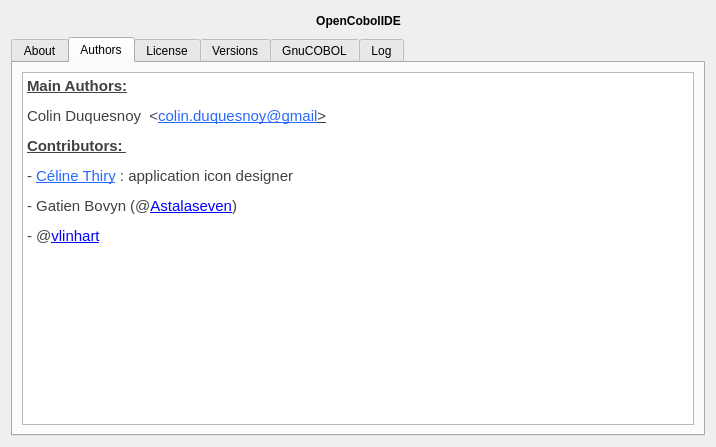
Before: the Qt Designer form forms/dlg_about.ui in OpenCobolIDE/OpenCobolIDE, drawn with Qt 5.
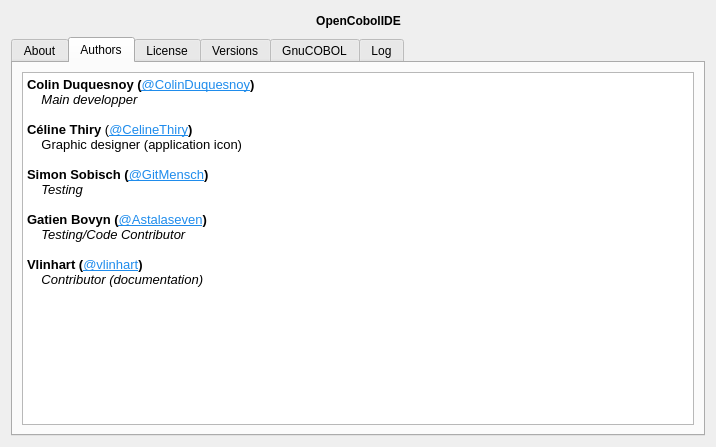
After: the same form once the commit is applied. The open tabs and pages were chosen to show the change. Icons and pictures are not drawn.

Commit message:
Improve About->Authors tab
and add @GitMensch to the list for all the efforst he put into testing OCIDE.

```diff
--- a/forms/dlg_about.ui
+++ b/forms/dlg_about.ui
@@ -127,12 +127,21 @@
 &lt;html&gt;&lt;head&gt;&lt;meta name=&quot;qrichtext&quot; content=&quot;1&quot; /&gt;&lt;style type=&quot;text/css&quot;&gt;
 p, li { white-space: pre-wrap; }
 &lt;/style&gt;&lt;/head&gt;&lt;body style=&quot; font-family:'Noto Sans'; font-size:10pt; font-weight:400; font-style:normal;&quot;&gt;
-&lt;p style=&quot; margin-top:0px; margin-bottom:0px; margin-left:0px; margin-right:0px; -qt-block-indent:0; text-indent:0px;&quot;&gt;&lt;span style=&quot; font-family:'Ubuntu'; font-size:11pt; font-weight:600; text-decoration: underline; color:#414141;&quot;&gt;Main Authors:&lt;/span&gt;&lt;/p&gt;
-&lt;p style=&quot; margin-top:12px; margin-bottom:12px; margin-left:0px; margin-right:0px; -qt-block-indent:0; text-indent:0px;&quot;&gt;&lt;span style=&quot; font-family:'Ubuntu'; font-size:11pt; color:#414141;&quot;&gt;Colin Duquesnoy  &amp;lt;&lt;/span&gt;&lt;a href=&quot;mailto:colin.duquesnoy@gmail&quot;&gt;&lt;span style=&quot; font-family:'Ubuntu'; font-size:11pt; text-decoration: underline; color:#2768ff;&quot;&gt;colin.duquesnoy@gmail&lt;/span&gt;&lt;/a&gt;&lt;a href=&quot;mailto:colin.duquesnoy@gmail&quot;&gt;&lt;span style=&quot; font-family:'Ubuntu'; font-size:11pt; text-decoration: underline; color:#414141;&quot;&gt;&amp;gt;&lt;/span&gt;&lt;/a&gt;&lt;/p&gt;
-&lt;p style=&quot; margin-top:12px; margin-bottom:12px; margin-left:0px; margin-right:0px; -qt-block-indent:0; text-indent:0px;&quot;&gt;&lt;span style=&quot; font-family:'Ubuntu'; font-size:11pt; font-weight:600; text-decoration: underline; color:#414141;&quot;&gt;Contributors: &lt;/span&gt;&lt;/p&gt;
-&lt;p style=&quot; margin-top:12px; margin-bottom:12px; margin-left:0px; margin-right:0px; -qt-block-indent:0; text-indent:0px;&quot;&gt;&lt;span style=&quot; font-family:'Ubuntu'; font-size:11pt; color:#414141;&quot;&gt;- &lt;/span&gt;&lt;a href=&quot;mailto:thiry.celi@gmail.com&quot;&gt;&lt;span style=&quot; font-family:'Ubuntu'; font-size:11pt; text-decoration: underline; color:#2768ff;&quot;&gt;Céline Thiry&lt;/span&gt;&lt;/a&gt;&lt;span style=&quot; font-family:'Ubuntu'; font-size:11pt; color:#414141;&quot;&gt; : application icon designer&lt;/span&gt;&lt;/p&gt;
-&lt;p style=&quot; margin-top:12px; margin-bottom:12px; margin-left:0px; margin-right:0px; -qt-block-indent:0; text-indent:0px;&quot;&gt;&lt;span style=&quot; font-family:'Ubuntu'; font-size:11pt; color:#414141;&quot;&gt;- Gatien Bovyn (@&lt;/span&gt;&lt;a href=&quot;https://github.com/OpenCobolIDE/OpenCobolIDE/commits/develop?author=Astalaseven&quot;&gt;&lt;span style=&quot; font-family:'Cantarell'; font-size:11pt; text-decoration: underline; color:#0000ff;&quot;&gt;Astalaseven&lt;/span&gt;&lt;/a&gt;&lt;span style=&quot; font-family:'Ubuntu'; font-size:11pt; color:#414141;&quot;&gt;)&lt;/span&gt;&lt;/p&gt;
-&lt;p style=&quot; margin-top:12px; margin-bottom:12px; margin-left:0px; margin-right:0px; -qt-block-indent:0; text-indent:0px;&quot;&gt;&lt;span style=&quot; font-family:'Ubuntu'; font-size:11pt; color:#414141;&quot;&gt;- @&lt;/span&gt;&lt;a href=&quot;https://github.com/OpenCobolIDE/OpenCobolIDE/commits?author=vlinhart&quot;&gt;&lt;span style=&quot; font-family:'Cantarell'; font-size:11pt; text-decoration: underline; color:#0000ff;&quot;&gt;vlinhart&lt;/span&gt;&lt;/a&gt;&lt;/p&gt;&lt;/body&gt;&lt;/html&gt;</string>
+&lt;p style=&quot; margin-top:12px; margin-bottom:0px; margin-left:0px; margin-right:0px; -qt-block-indent:0; text-indent:0px;&quot;&gt;&lt;span style=&quot; font-weight:600;&quot;&gt;Colin Duquesnoy (&lt;/span&gt;&lt;a href=&quot;https://github.com/ColinDuquesnoy&quot;&gt;&lt;span style=&quot; text-decoration: underline; color:#1f8cec;&quot;&gt;@ColinDuquesnoy&lt;/span&gt;&lt;/a&gt;&lt;span style=&quot; font-weight:600;&quot;&gt;)&lt;/span&gt;&lt;/p&gt;
+&lt;p style=&quot; margin-top:0px; margin-bottom:0px; margin-left:0px; margin-right:0px; -qt-block-indent:0; text-indent:0px;&quot;&gt;&lt;span style=&quot; font-style:italic;&quot;&gt;    Main developper &lt;/span&gt;&lt;/p&gt;
+&lt;p style=&quot;-qt-paragraph-type:empty; margin-top:0px; margin-bottom:0px; margin-left:0px; margin-right:0px; -qt-block-indent:0; text-indent:0px; font-style:italic;&quot;&gt;&lt;br /&gt;&lt;/p&gt;
+&lt;p style=&quot; margin-top:0px; margin-bottom:0px; margin-left:0px; margin-right:0px; -qt-block-indent:0; text-indent:0px;&quot;&gt;&lt;span style=&quot; font-weight:600;&quot;&gt;Céline Thiry&lt;/span&gt; (&lt;a href=&quot;https://github.com/CelineThiry&quot;&gt;&lt;span style=&quot; text-decoration: underline; color:#1f8cec;&quot;&gt;@CelineThiry&lt;/span&gt;&lt;/a&gt;&lt;span style=&quot; font-weight:600;&quot;&gt;)&lt;/span&gt;&lt;/p&gt;
+&lt;p style=&quot; margin-top:0px; margin-bottom:0px; margin-left:0px; margin-right:0px; -qt-block-indent:0; text-indent:0px;&quot;&gt;    Graphic designer (application icon)&lt;/p&gt;
+&lt;p style=&quot;-qt-paragraph-type:empty; margin-top:0px; margin-bottom:0px; margin-left:0px; margin-right:0px; -qt-block-indent:0; text-indent:0px;&quot;&gt;&lt;br /&gt;&lt;/p&gt;
+&lt;p style=&quot; margin-top:0px; margin-bottom:0px; margin-left:0px; margin-right:0px; -qt-block-indent:0; text-indent:0px;&quot;&gt;&lt;span style=&quot; font-weight:600;&quot;&gt;Simon Sobisch (&lt;/span&gt;&lt;a href=&quot;https://github.com/GitMensch&quot;&gt;&lt;span style=&quot; text-decoration: underline; color:#1f8cec;&quot;&gt;@GitMensch&lt;/span&gt;&lt;/a&gt;&lt;span style=&quot; font-weight:600;&quot;&gt;)&lt;/span&gt;&lt;/p&gt;
+&lt;p style=&quot; margin-top:0px; margin-bottom:0px; margin-left:0px; margin-right:0px; -qt-block-indent:0; text-indent:0px;&quot;&gt;&lt;span style=&quot; font-style:italic;&quot;&gt;    Testing&lt;/span&gt;&lt;/p&gt;
+&lt;p style=&quot;-qt-paragraph-type:empty; margin-top:0px; margin-bottom:0px; margin-left:0px; margin-right:0px; -qt-block-indent:0; text-indent:0px; font-style:italic;&quot;&gt;&lt;br /&gt;&lt;/p&gt;
+&lt;p style=&quot; margin-top:0px; margin-bottom:0px; margin-left:0px; margin-right:0px; -qt-block-indent:0; text-indent:0px;&quot;&gt;&lt;span style=&quot; font-weight:600;&quot;&gt;Gatien Bovyn (&lt;/span&gt;&lt;a href=&quot;https://github.com/Astalaseven&quot;&gt;&lt;span style=&quot; text-decoration: underline; color:#1f8cec;&quot;&gt;@Astalaseven&lt;/span&gt;&lt;/a&gt;&lt;span style=&quot; font-weight:600;&quot;&gt;)&lt;/span&gt;&lt;/p&gt;
+&lt;p style=&quot; margin-top:0px; margin-bottom:0px; margin-left:0px; margin-right:0px; -qt-block-indent:0; text-indent:0px;&quot;&gt;&lt;span style=&quot; font-style:italic;&quot;&gt;    Testing/Code Contributor&lt;/span&gt;&lt;/p&gt;
+&lt;p style=&quot;-qt-paragraph-type:empty; margin-top:0px; margin-bottom:0px; margin-left:0px; margin-right:0px; -qt-block-indent:0; text-indent:0px; font-style:italic;&quot;&gt;&lt;br /&gt;&lt;/p&gt;
+&lt;p style=&quot; margin-top:0px; margin-bottom:0px; margin-left:0px; margin-right:0px; -qt-block-indent:0; text-indent:0px;&quot;&gt;&lt;span style=&quot; font-weight:600;&quot;&gt;Vlinhart (&lt;/span&gt;&lt;a href=&quot;https://github.com/vlinhart&quot;&gt;&lt;span style=&quot; text-decoration: underline; color:#1f8cec;&quot;&gt;@vlinhart&lt;/span&gt;&lt;/a&gt;&lt;span style=&quot; font-weight:600;&quot;&gt;)&lt;/span&gt;&lt;/p&gt;
+&lt;p style=&quot; margin-top:0px; margin-bottom:0px; margin-left:0px; margin-right:0px; -qt-block-indent:0; text-indent:0px;&quot;&gt;&lt;span style=&quot; font-style:italic;&quot;&gt;    Contributor (documentation)&lt;/span&gt;&lt;/p&gt;
+&lt;p style=&quot;-qt-paragraph-type:empty; margin-top:0px; margin-bottom:0px; margin-left:0px; margin-right:0px; -qt-block-indent:0; text-indent:0px; font-style:italic;&quot;&gt;&lt;br /&gt;&lt;/p&gt;&lt;/body&gt;&lt;/html&gt;</string>
          </property>
          <property name="textInteractionFlags">
           <set>Qt::LinksAccessibleByMouse|Qt::TextSelectableByMouse</set>
```
Left out of the diff: 2 changed lines with no effect on the pictures. The commit also changes 2 other files.
